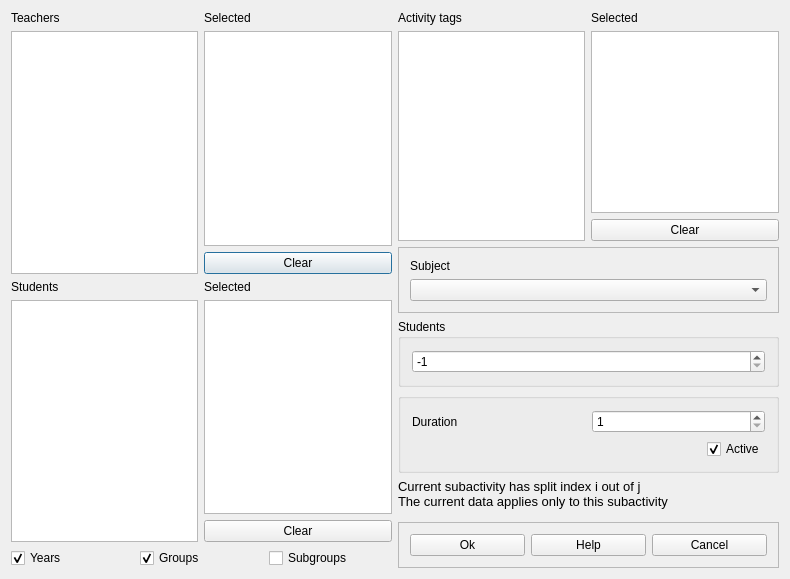
Before: the Qt Designer form src/interface/modifysubactivityform_template.ui in janLo/FET, drawn with Qt 5.
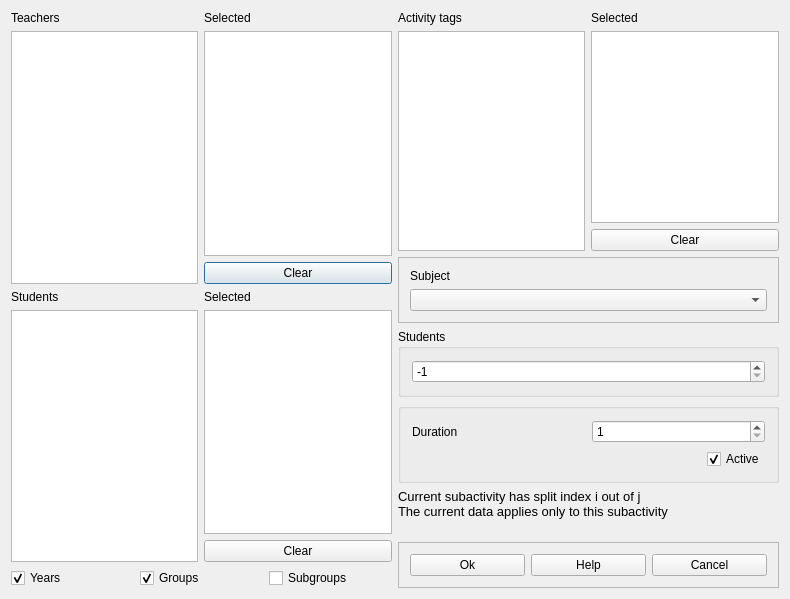
After: the same form once the commit is applied.

```diff
--- a/src/interface/modifysubactivityform_template.ui
+++ b/src/interface/modifysubactivityform_template.ui
@@ -7,7 +7,7 @@
     <x>0</x>
     <y>0</y>
     <width>790</width>
-    <height>579</height>
+    <height>599</height>
    </rect>
   </property>
   <property name="windowTitle">
```
Left out of the diff: 2 changed lines with no effect on the pictures.
